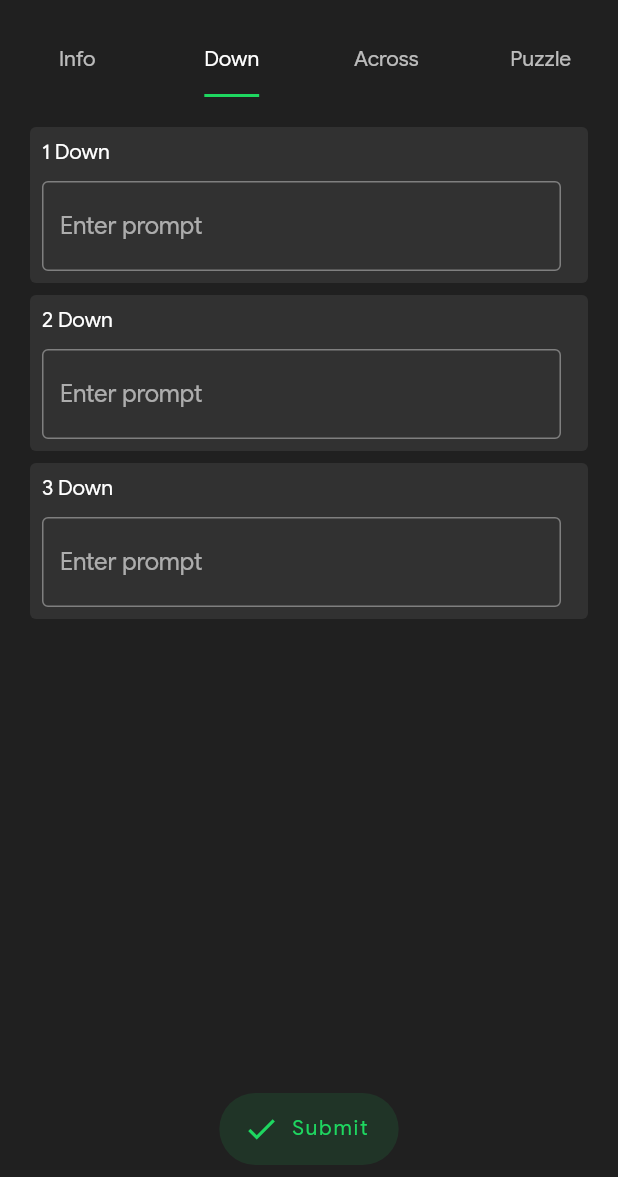
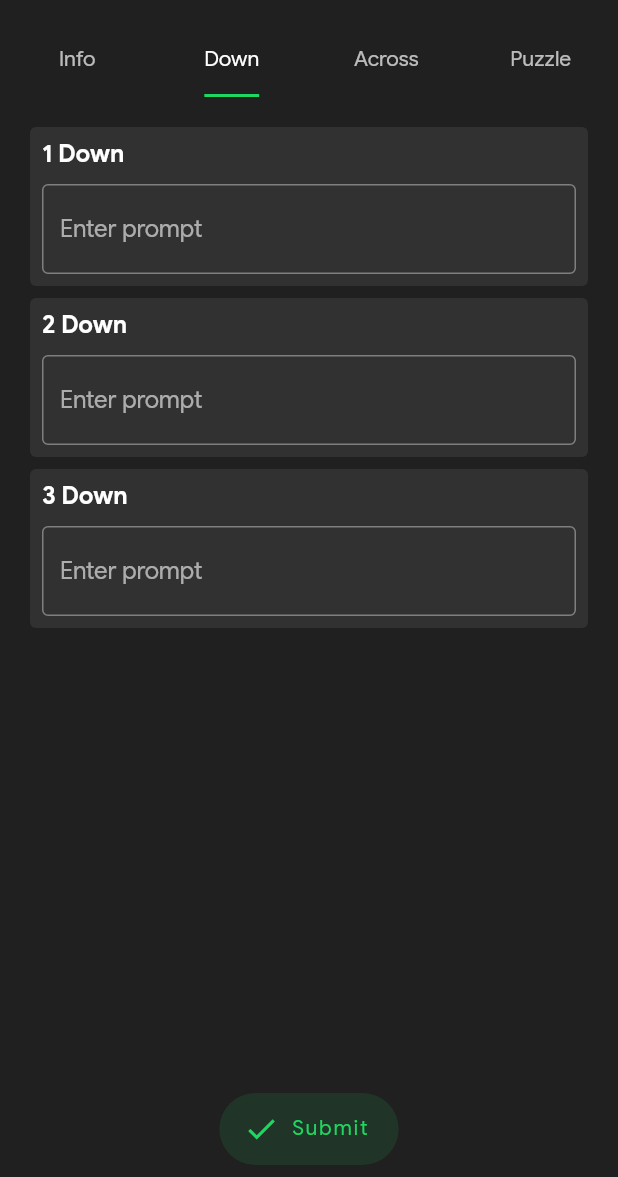
Before and after one commit to bimsina/sliding_crossword, a Flutter app: the _CreatePuzzlePagePresenter screen opened directly, tab 2 chosen, on a phone screen of 412 x 824 dp, the part 59-1236 px from its top. Run offline on Flutter 3.47's test engine with Material 2 defaults, Android fonts, the phone set to English and light mode, and no system bars; our stand-ins replace auto_size_text, cloud_firestore, confetti, equatable, firebase_auth, firebase_core and 4 more; accounts and stored records are empty; generated files the repository leaves out were written again.

```diff
--- a/lib/features/create_puzzle/ui/create_puzzle_page.dart
+++ b/lib/features/create_puzzle/ui/create_puzzle_page.dart
@@ -56,6 +56,7 @@ class _CreatePuzzlePagePresenter extends StatelessWidget {
                     child: const Padding(
                       padding: EdgeInsets.only(top: 8.0),
                       child: TabBarView(
+                        physics: BouncingScrollPhysics(),
                         children: [
                           _PuzzleInfo(),
                           _PromptAndAnswerTextFields(isAcross: false),
@@ -102,7 +103,9 @@ class _PuzzleInfo extends StatelessWidget {
   @override
   Widget build(BuildContext context) {
     final _state = Provider.of<CreatePuzzleState>(context);
-    return Column(
+    return SingleChildScrollView(
+      physics: const BouncingScrollPhysics(),
+      child: Column(
         children: [
           Card(
             child: Row(
@@ -151,32 +154,20 @@ class _PuzzleInfo extends StatelessWidget {
               inputFormatters: [
                 FilteringTextInputFormatter.allow(RegExp("[0-9]")),
               ],
-            validator: (value) {
-              if (value == null || value.isEmpty) {
-                return 'Please enter some text';
-              }
-
-              return null;
-            },
             ),
           ),
           Card(
             child: TextFormField(
               controller: _state.maxMovesController,
-            decoration: const InputDecoration(hintText: "Max Moves (optional)"),
+              decoration:
+                  const InputDecoration(hintText: "Max Moves (optional)"),
               inputFormatters: [
                 FilteringTextInputFormatter.allow(RegExp("[0-9]")),
               ],
-            validator: (value) {
-              if (value == null || value.isEmpty) {
-                return 'Please enter some text';
-              }
-
-              return null;
-            },
             ),
           ),
         ],
+      ),
     );
   }
 }
@@ -239,6 +230,7 @@ class _PromptAndAnswerTextFields extends StatelessWidget {
   Widget build(BuildContext context) {
     final _state = Provider.of<CreatePuzzleState>(context);
     return SingleChildScrollView(
+      physics: const BouncingScrollPhysics(),
       child: Column(
         children: List.generate(_state.gridSize,
                 (index) => isAcross ? index + _state.gridSize : index)
@@ -253,18 +245,17 @@ class _PromptAndAnswerTextFields extends StatelessWidget {
                       Padding(
                         padding: const EdgeInsets.only(bottom: 10.0),
                         child: Text(
-                            "${(isAcross ? item - _state.gridSize : item) + 1} ${isAcross ? "Across" : "Down"} "),
+                          "${(isAcross ? item - _state.gridSize : item) + 1} ${isAcross ? "Across" : "Down"}",
+                          style: const TextStyle(
+                            fontSize: 16,
+                            fontWeight: FontWeight.bold,
                           ),
-                      Row(
-                        mainAxisAlignment: MainAxisAlignment.center,
-                        crossAxisAlignment: CrossAxisAlignment.center,
-                        children: [
-                          Expanded(
-                            flex: 3,
-                            child: TextFormField(
+                        ),
+                      ),
+                      TextFormField(
                         controller: _state.promptControllers[item],
-                              decoration: const InputDecoration(
-                                  hintText: "Enter prompt"),
+                        decoration:
+                            const InputDecoration(hintText: "Enter prompt"),
                         // The validator receives the text that the user has entered.
                         validator: (value) {
                           if (value == null || value.isEmpty) {
@@ -272,42 +263,6 @@ class _PromptAndAnswerTextFields extends StatelessWidget {
                           }
                           return null;
                         },
-                            ),
-                          ),
-                          const SizedBox(width: 10),
-                          // Expanded(
-                          //   child: TextFormField(
-                          //     controller: _state.answerControllers[item],
-                          //     decoration:
-                          //         const InputDecoration(hintText: "Answer"),
-                          //     inputFormatters: [
-                          //       LengthLimitingTextInputFormatter(
-                          //           (item == _state.gridSize - 1 ||
-                          //                   item == _state.gridSize * 2 - 1)
-                          //               ? _state.gridSize - 1
-                          //               : _state.gridSize)
-                          //     ],
-                          //     // The validator receives the text that the user has entered.
-                          //     validator: (value) {
-                          //       if (value == null || value.isEmpty) {
-                          //         return 'Please enter some text';
-                          //       }
-
-                          //       final bool _isLastAns =
-                          //           (item == _state.gridSize - 1 ||
-                          //               item == _state.gridSize * 2 - 1);
-                          //       if (_isLastAns &&
-                          //           value.length == _state.gridSize - 1) {
-                          //         return null;
-                          //       }
-                          //       if (value.length != _state.gridSize) {
-                          //         return 'Please enter ${_state.gridSize} characters';
-                          //       }
-                          //       return null;
-                          //     },
-                          //   ),
-                          // ),
-                        ],
                       ),
                     ],
                   ),
--- a/lib/features/menu/ui/menu_page.dart
+++ b/lib/features/menu/ui/menu_page.dart
@@ -55,7 +55,7 @@ class _MobileAndTabletMenuBuilder extends StatelessWidget {
           child: Center(child: AppLogo()),
         ),
         Expanded(
-          flex: 3,
+          flex: 4,
           child: _MenuItemsWidget(
             onMenuItemTap: (item) {
               Provider.of<PuzzleListState>(context, listen: false).filter =
--- a/lib/features/puzzle/models/crossword_puzzle/crossword_puzzle.dart
+++ b/lib/features/puzzle/models/crossword_puzzle/crossword_puzzle.dart
@@ -38,11 +38,7 @@ class CrosswordPuzzle extends Puzzle {
     this.timesPlayed = 0,
     this.maxSecondsAvailable,
     this.maxMovesAvailable,
-  }) : super(gridSize: gridSize) {
-    assert(gridSize > 0);
-    assert(across.length == gridSize);
-    assert(down.length == gridSize);
-  }
+  }) : super(gridSize: gridSize);
 
   factory CrosswordPuzzle.fromJson(Map<String, dynamic> json) =>
       _$CrosswordPuzzleFromJson(json);
--- a/lib/features/puzzle/state/puzzle_state.dart
+++ b/lib/features/puzzle/state/puzzle_state.dart
@@ -228,7 +228,7 @@ class PuzzleState extends ChangeNotifier {
     }
   }
 
-  _findCorrectWordsBuilt() {
+  _findCorrectWordsBuilt() async {
     _correctColumns.clear();
     _correctRows.clear();
 
@@ -260,6 +260,7 @@ class PuzzleState extends ChangeNotifier {
 
     if (_correctColumns.length == _gridSize &&
         _correctRows.length == _gridSize) {
+      await Future.delayed(const Duration(milliseconds: 300));
       _showGameEndDialog(GameEndPagePayload(this, GameEndPageState.won));
     }
     notifyListeners();
--- a/pubspec.yaml
+++ b/pubspec.yaml
@@ -24,6 +24,7 @@ dependencies:
   google_sign_in: 5.2.3
   go_router: 3.0.1
   cloud_firestore: 3.1.7
+  confetti: 0.6.0
 
 dev_dependencies:
   flutter_test:
```
Also changed, not shown: lib/features/puzzle/ui/game_end_page.dart (+42 -0 lines), pubspec.lock. Lines whose indentation alone changed are shown as unchanged.
